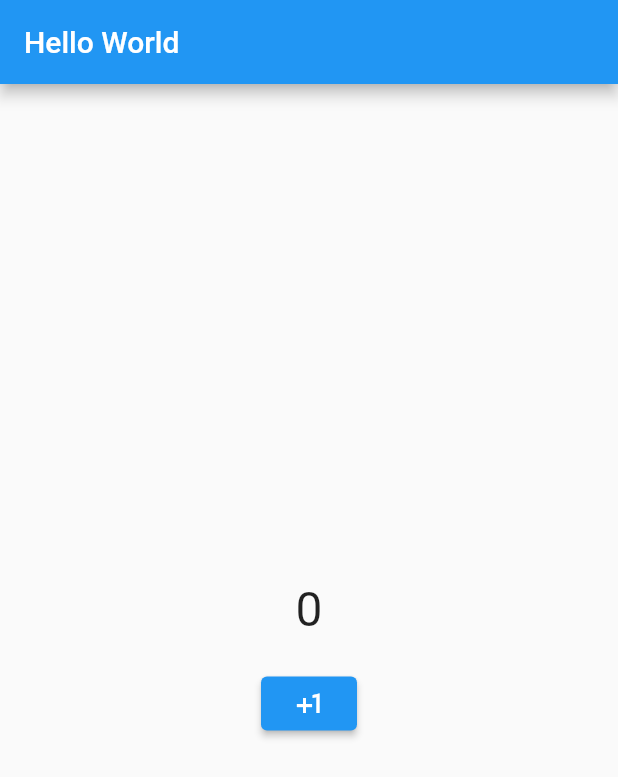
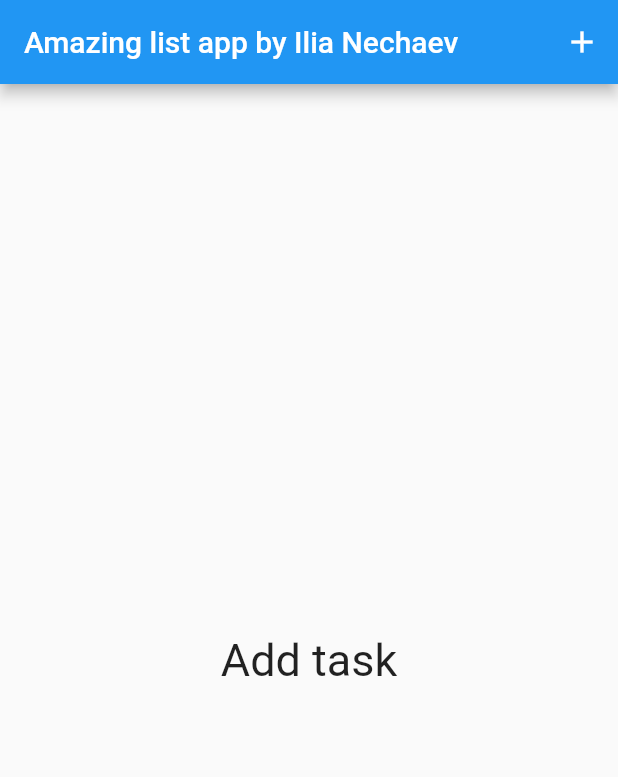
Before and after one commit to SPGC/CyprusMobDevCourse, a Flutter app: the screen it shows after launch, on a phone screen of 412 x 824 dp. Shown: the top 777 px of the screen. Run offline on Flutter 3.47's test engine with Material 2 defaults, Android fonts, the light colour scheme and no system bars; our stand-ins replace fluttertoast, shared_preferences.

Commit message:
Home task is done!

```diff
--- a/lib/main.dart
+++ b/lib/main.dart
@@ -1,56 +1,15 @@
 // imports packages (i.e. libraries) similar to Java
+import 'package:cyprus_mobdev_course/main_page_list.dart';
 import 'package:flutter/material.dart';
 
 void main() => runApp(const HelloWorldApp());
 
-const title = 'Hello World';
-
 class HelloWorldApp extends StatelessWidget {
-
   const HelloWorldApp({super.key});
 
   @override
   Widget build(BuildContext context) {
     return MaterialApp(
-        title: title,
-        home: Scaffold(
-            appBar: AppBar(title: const Text(title)),
-            body: Center(
-                child: MyCounterWidget()
-            )
-        )
-    );
+        home: Scaffold(body: Center(child: TaskList() /*TaskList()*/)));
   }
 }
-
-class MyCounterWidget extends StatefulWidget {
-  const MyCounterWidget({Key? key}) : super(key: key);
-
-  @override
-  _MyCounterState createState() => _MyCounterState();
-}
-
-class _MyCounterState extends State<MyCounterWidget> {
-  int _counter = 0;
-  void _increase() {
-    setState(() {
-      _counter++;
-    });
-    debugPrint('counter: $_counter');
-  }
-
-  @override
-  Widget build(BuildContext context) {
-    return Column(
-      mainAxisAlignment: MainAxisAlignment.center,
-      children: [
-        Text('$_counter', style: TextStyle(fontSize: 32)),
-        const SizedBox(height: 20), // spacing of 20px height
-        ElevatedButton(
-            child: const Icon(Icons.plus_one),
-            onPressed: () => _increase() // called when the button is pressed :-)
-        ),
-      ],
-    );
-  }
-}
--- /dev/null
+++ b/lib/main_page_list.dart
@@ -0,0 +1,237 @@
+import 'package:flutter/material.dart';
+import 'package:cyprus_mobdev_course/src/task.dart';
+import 'package:cyprus_mobdev_course/src/api.dart';
+import 'package:fluttertoast/fluttertoast.dart';
+import 'package:intl/intl.dart';
+import 'package:shared_preferences/shared_preferences.dart';
+
+class TaskList extends StatefulWidget {
+  const TaskList({Key? key}) : super(key: key);
+
+  @override
+  State<TaskList> createState() => _TaskListState();
+}
+
+class _TaskListState extends State<TaskList> {
+  List<Task> tasks = [];
+  List<int> indexes = [];
+  SharedPreferences? ioModule;
+
+  Task giveTaskByIndex(int id){
+    if(tasks.isEmpty){
+      Task task = loadTask(id: id, ioModule: ioModule!);
+      tasks.add(task);
+      return task;
+    }
+    for (Task task in tasks){
+      if(task.id == id){
+        return task;
+      }
+    }
+    Task task = loadTask(id: id, ioModule: ioModule!);
+    tasks.add(task);
+    return task;
+  }
+
+  int findMaxIndex() {
+    if(indexes.isEmpty){
+      return 1;
+    }
+    var max = indexes[0];
+    for (var element in indexes) {
+      if (element > max) {
+        max = element;
+      }
+    }
+    return max;
+  }
+
+  addNewTask(String date, String text) {
+    print(date);
+    print(text);
+    var newIndex = findMaxIndex() + 1;
+    var task = Task(DateTime.parse(date), text, newIndex);
+    saveTask(task: task, ioModule: ioModule!);
+    setState(() {
+      indexes.add(newIndex);
+    });
+    saveIndexes(indexes: indexes, ioModule: ioModule!);
+  }
+
+  @override
+  Widget build(BuildContext context) {
+    return Scaffold(
+        appBar: AppBar(
+          title: Text("Amazing list app by Ilia Nechaev"),
+          actions: [
+            IconButton(
+                onPressed: () {
+                  _makingNewTaskDialogBuilder(context);
+                },
+                icon: Icon(Icons.add))
+          ],
+        ),
+        body: dataBuilder());
+  }
+
+  FutureBuilder<SharedPreferences> dataBuilder() {
+    return FutureBuilder(
+        future: getIOModule(),
+        builder:
+            (BuildContext context, AsyncSnapshot<SharedPreferences> snapshot) {
+          if (snapshot.hasData) {
+            ioModule = snapshot.data!;
+            if (isThereData(ioModule!)) {
+              indexes = loadTasksIndexes(ioModule!);
+              return listViewBuilder();
+            } else {
+              return Center(
+                  child: const Text(
+                "Add task",
+                style: TextStyle(fontSize: 30),
+              ));
+            }
+          } else {
+            return Center(child: CircularProgressIndicator());
+          }
+        });
+  }
+
+  ListView listViewBuilder() {
+    return ListView.builder(
+      itemBuilder: (context, index) {
+        return buildTask(index);
+      },
+      itemCount: indexes.length,
+    );
+  }
+
+  buildTask(int index) {
+    var task = giveTaskByIndex(indexes[index]);
+    Text status;
+    if (task.getStatus()){
+      status = Text("OK", style: TextStyle(color: Colors.green),);
+    } else {
+      status = Text("LATE", style: TextStyle(color: Colors.red),);
+    }
+    return Padding(
+      padding: EdgeInsets.all(8.0),
+      child: Row(
+        mainAxisAlignment: MainAxisAlignment.spaceAround,
+        children: [
+          status,
+          Column(
+            mainAxisAlignment: MainAxisAlignment.spaceEvenly,
+            children: [Text(task.text, style: TextStyle(fontWeight: FontWeight.bold),), Text(task.getStatusString())],
+          ),
+          Checkbox(
+            value: task.isDone,
+            onChanged: (bool? value) {
+              setState(() {
+                //task.changeStatus();
+                print(task.isDone);
+                task.isDone = value!;
+                print(task.isDone);
+              });
+            },
+            checkColor: Colors.white,
+            fillColor: MaterialStateProperty.resolveWith((states) => Colors.blue),
+          )
+        ],
+      ),
+    );
+  }
+
+  Future<void> _makingNewTaskDialogBuilder(BuildContext context) {
+    TextEditingController dateController = TextEditingController();
+    dateController.text = "";
+    TextEditingController taskTextController = TextEditingController();
+    taskTextController.text = "";
+    return showDialog<void>(
+      context: context,
+      builder: (BuildContext context) {
+        return AlertDialog(
+          title: const Text('Specify task'),
+          content: Column(
+            mainAxisSize: MainAxisSize.min,
+            mainAxisAlignment: MainAxisAlignment.spaceEvenly,
+            children: [
+              TextField(
+                controller: taskTextController,
+                decoration:
+                    const InputDecoration(labelText: "Enter task description"),
+              ),
+              TextField(
+                controller: dateController,
+                //editing controller of this TextField
+                decoration: const InputDecoration(
+                    icon: Icon(Icons.calendar_today), //icon of text field
+                    labelText: "Enter Date" //label text of field
+                    ),
+                readOnly: true,
+                // when true user cannot edit text
+                onTap: () async {
+                  DateTime? pickedDate = await showDatePicker(
+                      context: context,
+                      initialDate: DateTime.now(),
+                      //get today's date
+                      firstDate: DateTime(2000),
+                      //DateTime.now() - not to allow to choose before today.
+                      lastDate: DateTime(2101));
+
+                  if (pickedDate != null) {
+                    String formattedDate = DateFormat('yyyy-MM-dd').format(
+                        pickedDate); // format date in required form here we use yyyy-MM-dd that means time is removed
+                    dateController.text =
+                        formattedDate; //set foratted date to TextField value.
+                  }
+                },
+              ),
+            ],
+          ),
+          actions: <Widget>[
+            TextButton(
+              style: TextButton.styleFrom(
+                textStyle: Theme.of(context).textTheme.labelLarge,
+              ),
+              child: const Text('Cansel'),
+              onPressed: () {
+                Navigator.of(context).pop();
+              },
+            ),
+            TextButton(
+              style: TextButton.styleFrom(
+                textStyle: Theme.of(context).textTheme.labelLarge,
+              ),
+              child: const Text('Add task'),
+              onPressed: () {
+                if (dateController.text == "") {
+                  showToast("Enter date please");
+                  return;
+                }
+                if (taskTextController.text == "") {
+                  showToast("Enter task description please");
+                  return;
+                }
+                Navigator.of(context).pop();
+                addNewTask(dateController.text, taskTextController.text);
+                print("Task added");
+              },
+            ),
+          ],
+        );
+      },
+    );
+  }
+
+  showToast(String message) {
+    Fluttertoast.showToast(
+        msg: message,
+        toastLength: Toast.LENGTH_SHORT,
+        gravity: ToastGravity.BOTTOM,
+        timeInSecForIosWeb: 1,
+        backgroundColor: Colors.blueGrey,
+        textColor: Colors.white,
+        fontSize: 16.0);
+  }
+}
--- /dev/null
+++ b/lib/src/api.dart
@@ -0,0 +1,47 @@
+import 'dart:convert';
+
+import 'package:cyprus_mobdev_course/src/task.dart';
+import 'package:shared_preferences/shared_preferences.dart';
+
+Future<SharedPreferences> getIOModule() async {
+  return await SharedPreferences.getInstance();
+}
+
+bool isThereData(SharedPreferences ioModule) {
+  final indexString = ioModule.getString("indexes");
+  return !((indexString == null) || (indexString == ""));
+}
+
+List<int> loadTasksIndexes(SharedPreferences ioModule) {
+  final indexString = ioModule.getString("indexes")!;
+  print("Index strin is $indexString");
+  List<int> indexes = [];
+  for (String index in indexString.split(" ")) {
+    if(index == ""){
+      continue;
+    }
+    print(index);
+    indexes.add(int.parse(index));
+  }
+  return indexes;
+}
+
+Task loadTask({required int id, required SharedPreferences ioModule}) {
+  final jsonString = ioModule.getString('task$id')!;
+  return Task.fromJson(jsonString);
+}
+
+saveTask({required Task task, required SharedPreferences ioModule}) async {
+  var jsonString = json.encode(task.toJsonDict());
+  ioModule.setString('task${task.id}', jsonString);
+}
+
+saveIndexes(
+    {required List<int> indexes,
+    required SharedPreferences ioModule}) {
+  var result = "";
+  for (int index in indexes){
+    result += "$index ";
+  }
+  ioModule.setString("indexes", result);
+}
--- /dev/null
+++ b/lib/src/task.dart
@@ -0,0 +1,56 @@
+import "dart:convert";
+
+class Task {
+  DateTime dateTime;
+  String text;
+  bool isDone = false;
+  final int _id;
+
+  Task(this.dateTime, this.text, this._id);
+
+  factory Task.fromJson(String jsonString){
+    var decodedJson = json.decode(jsonString);
+    var date = DateTime.parse(decodedJson["date"]!);
+    var buffer = Task(date, decodedJson["text"]!, int.parse(decodedJson["id"]!));
+    buffer.isDone = decodedJson["isDone"]! == "true";
+    return buffer;
+  }
+
+  void changeStatus() => isDone = isDone;
+
+  int get id => _id;
+
+  bool _isOverdue() {
+    return DateTime.now().isAfter(dateTime);
+  }
+
+  bool getStatus() {
+    return isDone || !_isOverdue();
+  }
+
+  String getStatusString() {
+    if (_isOverdue()) {
+      return 'was due ${-dateTime
+          .difference(DateTime.now())
+          .inDays} days ago';
+    } else {
+      return 'is due in ${dateTime
+          .difference(DateTime.now())
+          .inDays} days';
+    }
+  }
+
+  @override
+  String toString() {
+    return text;
+  }
+
+  Map<String, String> toJsonDict() {
+    return {
+      "isDone": isDone.toString(),
+      "date": dateTime.toString(),
+      "text": text,
+      "id": id.toString()
+    };
+  }
+}
--- a/pubspec.yaml
+++ b/pubspec.yaml
@@ -38,6 +38,9 @@ dependencies:
   cupertino_icons: ^1.0.2
   english_words: ^4.0.0
   url_launcher: ^6.1.7
+  shared_preferences: ^2.0.15
+  intl: ^0.17.0
+  fluttertoast: ^8.1.1
 
 dev_dependencies:
   flutter_test:
```
Also changed, not shown: pubspec.lock, 1 other file.
